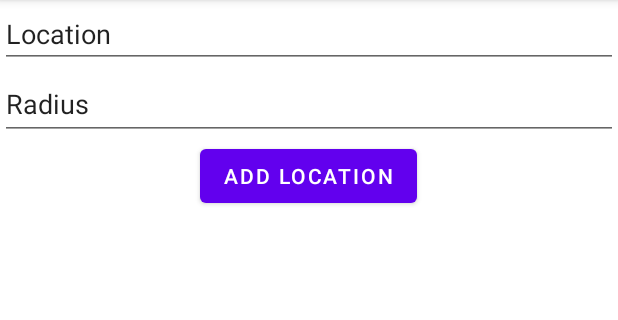
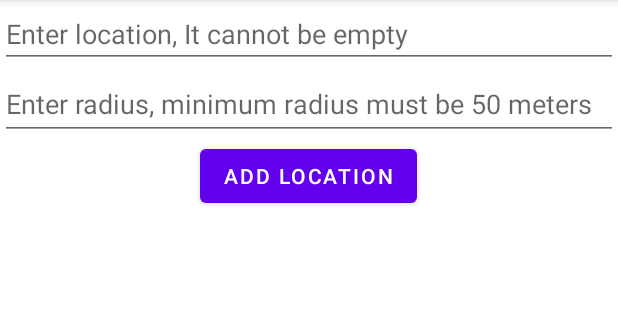
Before and after one commit to dietzl/FinalProject, an Android app: the AddLocationFragment screen opened through its navigation route, on a phone screen of 412 x 824 dp, the part 84-404 px from its top. Run offline under Robolectric (Android 15) with nearby library versions, the phone set to English and light mode, and no system bars; our stand-ins replace Room's generated code, navigation-ui.

Commit message:
Add Location takes you to main fragment

```diff
--- a/app/src/main/java/com/cs492/ringmanager/ui/AddLocationFragment.kt
+++ b/app/src/main/java/com/cs492/ringmanager/ui/AddLocationFragment.kt
@@ -4,12 +4,14 @@ import android.annotation.SuppressLint
 import android.location.Location
 import android.os.Bundle
 import android.text.TextUtils
+import android.util.Log
 import android.view.View
 import android.widget.Button
 import android.widget.EditText
 import androidx.fragment.app.Fragment
 import androidx.fragment.app.viewModels
 import androidx.lifecycle.lifecycleScope
+import androidx.navigation.Navigation
 import com.cs492.ringmanager.R
 import com.cs492.ringmanager.api.MovieGluService
 import com.cs492.ringmanager.data.LocationDao
@@ -45,8 +47,7 @@ class AddLocationFragment : Fragment(R.layout.add_locations_fragment){
         searchBtn.setOnClickListener {
             val locationName = locationBoxET.text.toString()
             val radiusString = radiusBoxET.text.toString()
-
-            if(!TextUtils.isEmpty(locationName) && !(TextUtils.isEmpty(radiusString))) {
+            if(!TextUtils.isEmpty(locationName) && (!TextUtils.isEmpty(radiusString))) {
                 val radiusFloat = radiusString.toFloat()
                 if(radiusFloat >= 50) {
                     fusedLocationClient.lastLocation
@@ -71,6 +72,7 @@ class AddLocationFragment : Fragment(R.layout.add_locations_fragment){
                             lifecycleScope.launch {
                                 repository.addLocation(location)
                             }
+                            Navigation.findNavController(view).navigateUp()
                         }
                 }
                 else {
--- a/app/src/main/res/layout/add_locations_fragment.xml
+++ b/app/src/main/res/layout/add_locations_fragment.xml
@@ -8,16 +8,14 @@
         android:id="@+id/et_location_text"
         android:layout_width="match_parent"
         android:layout_height="wrap_content"
-        android:hint="@string/location_hint"
-        android:text="@string/add_location_text" />
+        android:hint="@string/location_hint" />
 
     <com.google.android.material.textfield.TextInputEditText
         android:id="@+id/et_radius_text"
         android:layout_width="match_parent"
         android:layout_height="wrap_content"
         android:hint="@string/radius_hint"
-        android:minHeight="48dp"
-        android:text="@string/add_radius_text" />
+        android:minHeight="48dp" />
 
     <Button
         android:id="@+id/search_button"
```
